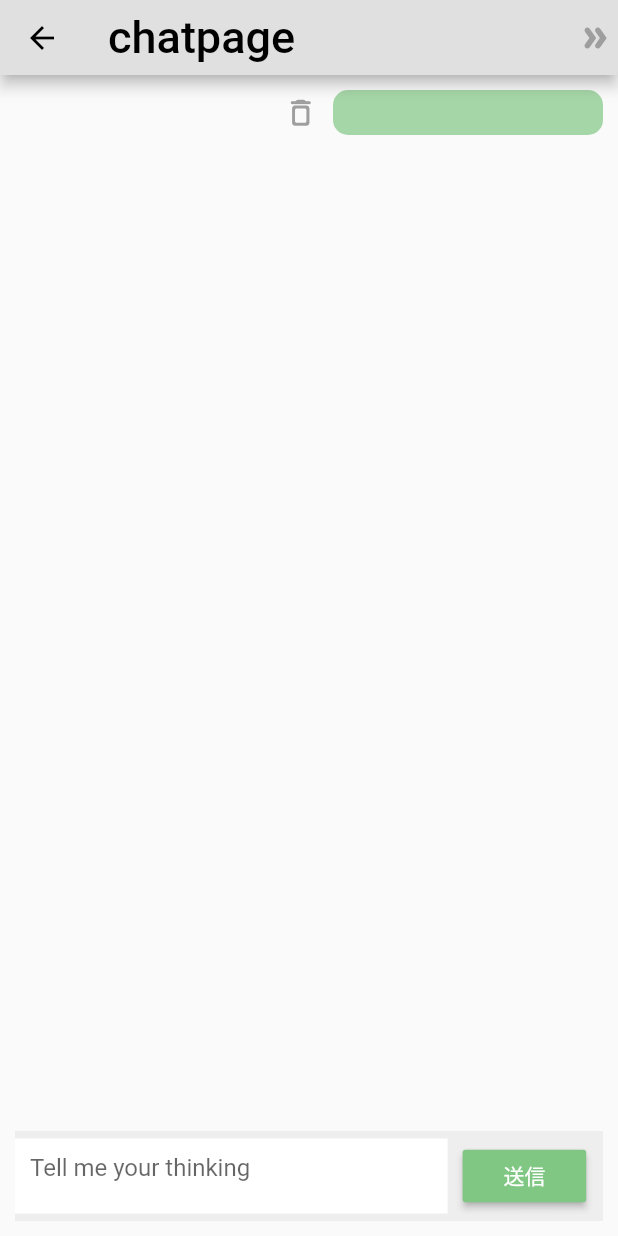
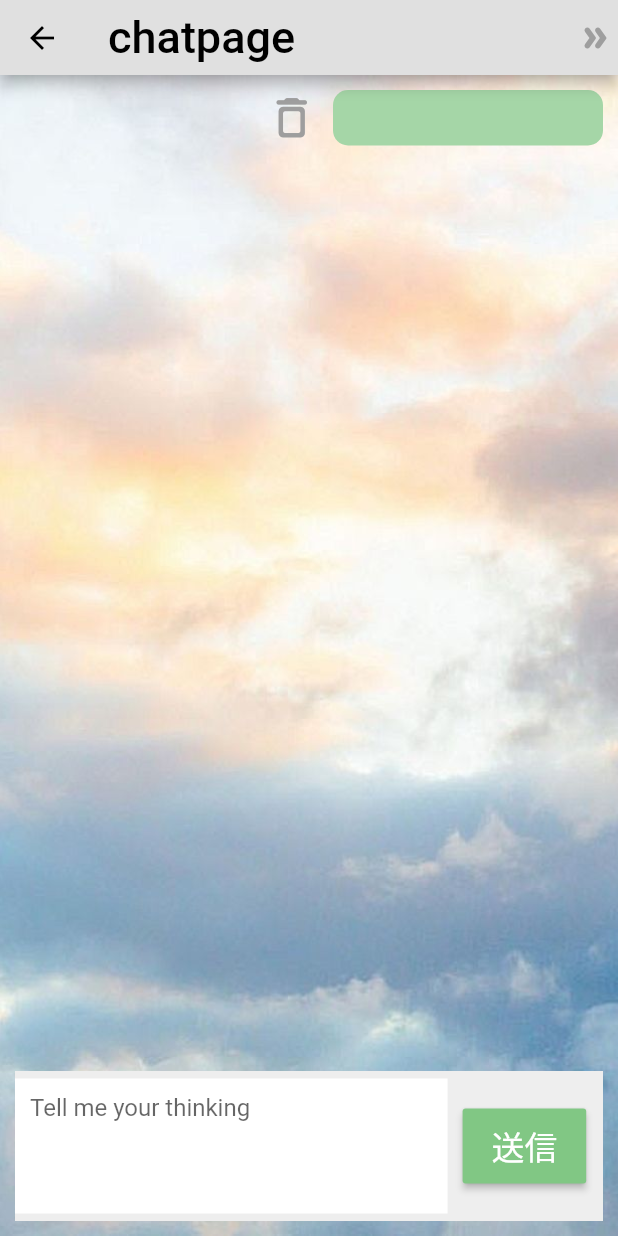
Before and after one commit to kabigon-li/flutter-practice, a Flutter app: the ChatPage screen opened directly, after a tap on "送信", on a phone screen of 412 x 824 dp. Run offline on Flutter 3.47's test engine with Material 2 defaults, Android fonts, the phone set to English and light mode, and no system bars; our stand-ins replace image_picker, sqflite; accounts and stored records are empty; Roboto replaces fonts that are missing (Cursive).

Commit message:
Add:chatPage_update

```diff
--- a/lib/model/timeline.dart
+++ b/lib/model/timeline.dart
@@ -5,12 +5,14 @@ class Timeline {
     this.id,
     this.content,
     this.picture,
+    this.color,
 
   });
 
   final int id;
   final String content;
   final Image picture;
+  final Color color;
 
 
   Map<String, dynamic> toMap() {
@@ -18,6 +20,7 @@ class Timeline {
       'id': id,
       'content': content,
       'picture': picture,
+      'color' : color,
 
     };
   }
--- a/lib/pages/chatPage.dart
+++ b/lib/pages/chatPage.dart
@@ -13,8 +13,8 @@ class ChatPage extends StatefulWidget {
 
 class _ChatPageState extends State<ChatPage> {
   bool like = false;
-
   String text = '';
+  final formKey = GlobalKey<FormState>();
 
   void chatbox(String input) {
     text = input;
@@ -55,9 +55,18 @@ class _ChatPageState extends State<ChatPage> {
           ),
         ],
       ),
-        body: Container(
-          child: Stack(
+      body: Stack(
         children: [
+          Container(
+            decoration: BoxDecoration(
+              image: DecorationImage(
+                image: AssetImage(
+                  "image/背景.jpg",
+                ),
+                fit: BoxFit.cover,
+              ),
+            ),
+          ),
           ListView.builder(
             //physics: const AlwaysScrollableScrollPhysics(),
             shrinkWrap: true, // 高さ関連のエラーが出たら、使う
@@ -71,7 +80,7 @@ class _ChatPageState extends State<ChatPage> {
           textfild(),
         ],
       ),
-        ),);
+    );
   }
 
   Widget textfild() {
@@ -82,19 +91,21 @@ class _ChatPageState extends State<ChatPage> {
       child: Align(
         alignment: Alignment.bottomCenter,
         child: SizedBox(
-          height: 60,
+          height: 100,
           width: size.width,
           child: ColoredBox(
             color: Colors.grey[200],
             child: Row(
               children: [
                 //textfild
-                SizedBox(
-                  height: 50,
+                Form(
+                  key: formKey,
+                  child: SizedBox(
+                    height: 90,
                     width: size.width * .7,
                     child: ColoredBox(
                       color: Colors.white,
-                    child: TextField(
+                      child: TextFormField(
                         maxLines: 20,
                         onChanged: (String text) {
                           chatbox(text);
@@ -107,17 +118,21 @@ class _ChatPageState extends State<ChatPage> {
                       ),
                     ),
                   ),
+                ),
 
                 //送信button
                 SizedBox(width: 10),
                 SizedBox(
-                  height: 35,
+                  height: 50,
                   width: size.width * .2,
                   child: RaisedButton(
                     color: Colors.green[300],
                     child: Text(
                       '送信',
-                      style: TextStyle(color: Colors.white),
+                      style: TextStyle(
+                        color: Colors.white,
+                        fontSize: 22,
+                      ),
                     ),
 
                     //チャット追加
@@ -130,6 +145,12 @@ class _ChatPageState extends State<ChatPage> {
                         chatNow,
                       );
                       chatbox('');
+
+                      // 入力内容リセット
+                      formKey.currentState.reset();
+
+                      // フォームにフォーカスがある際に、解除する
+                      FocusScope.of(context).requestFocus(FocusNode());
 
                       //收起输入框
                       // Navigator.of(context).push(
@@ -167,7 +188,7 @@ class _ChatPageState extends State<ChatPage> {
                 child: Icon(
                   Icons.delete_outline_rounded,
                   color: Colors.grey,
-                  size: 23,
+                  size: 35,
                 ),
                 onTap: () {
                   deleteChat(chatNew.id);
@@ -184,6 +205,7 @@ class _ChatPageState extends State<ChatPage> {
                   ),
                   child: SizedBox(
                     width: 180,
+                    //height: 50,
                     child: Padding(
                       padding: const EdgeInsets.all(7.0),
                       child: GestureDetector(
@@ -197,6 +219,7 @@ class _ChatPageState extends State<ChatPage> {
                           chatNew.content,
                           style: TextStyle(
                             color: Colors.black,
+                            fontSize: 20,
                           ),
                         ),
                       ),
--- a/lib/provider/timeline_provider.dart
+++ b/lib/provider/timeline_provider.dart
@@ -25,6 +25,7 @@ class TimelineProvider with ChangeNotifier {
     int id,
     Timeline newTimeline,
     Image picture,
+    Color color,
   ) {
     final timelineIndex = timelineList.indexWhere(
       (timeline) => timeline.id == id,
```
Also changed, not shown: image/背景.jpg (added). Lines whose indentation alone changed are shown as unchanged.
